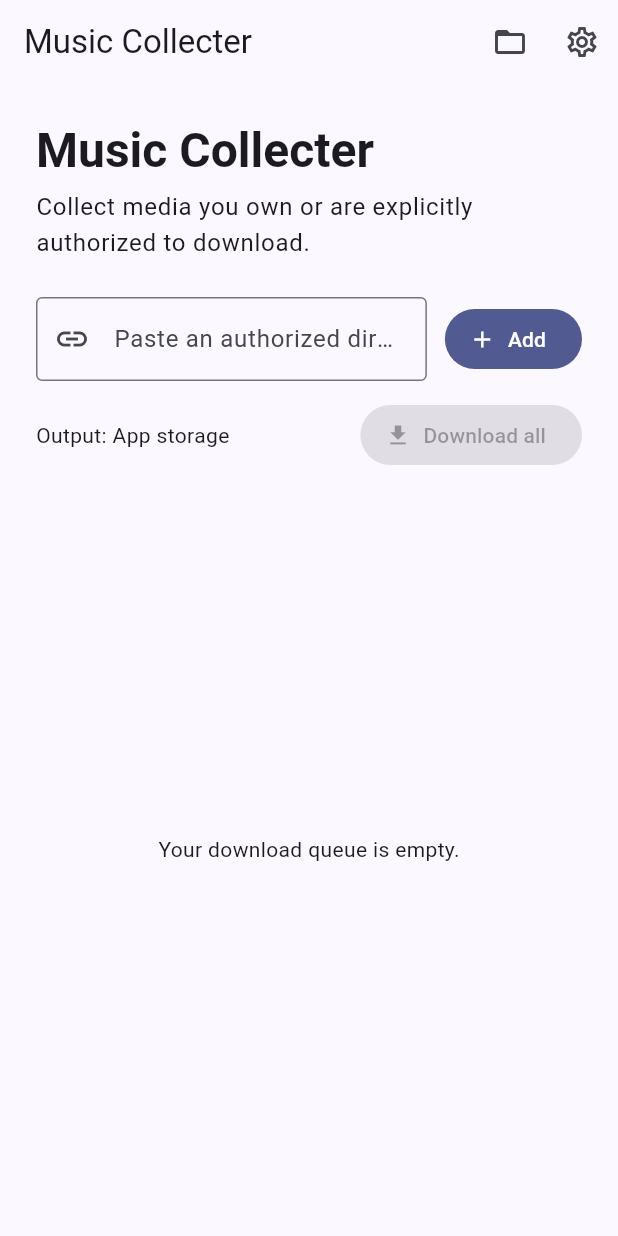
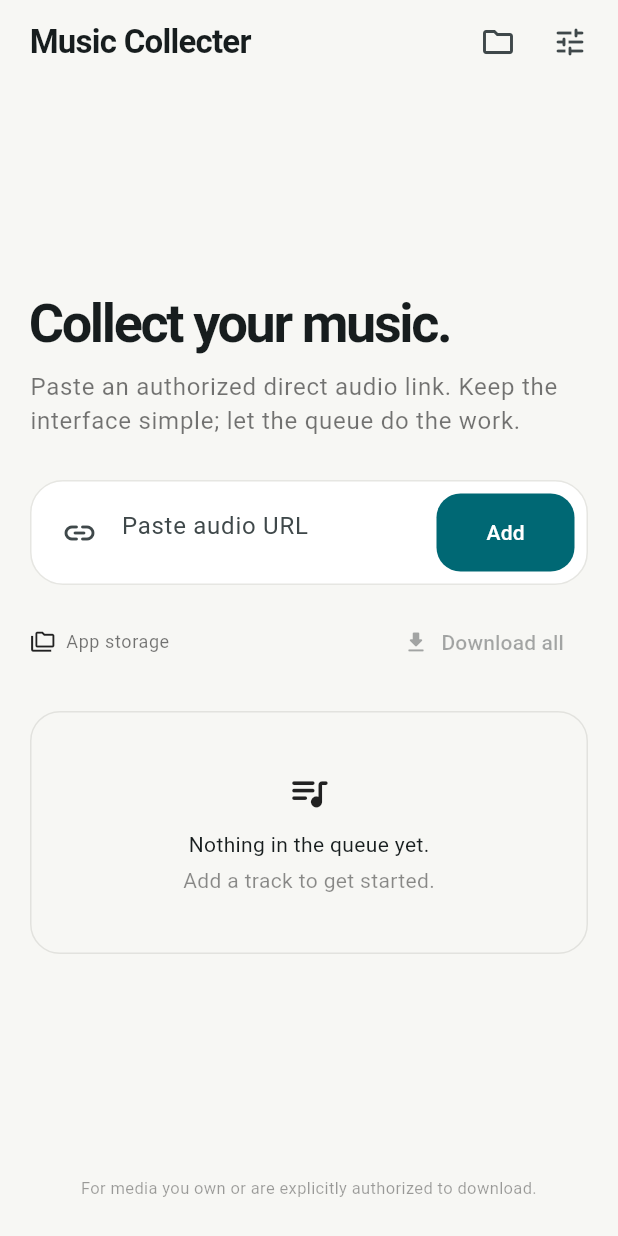
Before and after one commit to prathyushin/Music_collecter-, a Flutter app: the screen it shows after launch, on a phone screen of 412 x 824 dp. Run offline on Flutter 3.47's test engine with Material 3 defaults, Android fonts, the phone set to English and light mode, and no system bars; our stand-ins replace file_picker, shared_preferences; Roboto replaces fonts that are missing (sans).

Commit message:
ui: introduce minimalist Music Collecter interface

```diff
--- a/lib/main.dart
+++ b/lib/main.dart
@@ -14,10 +14,33 @@
 
   @override
   Widget build(BuildContext context) {
+    const ink = Color(0xFF151515);
+    const paper = Color(0xFFF7F7F4);
     return MaterialApp(
       title: 'Music Collecter',
       debugShowCheckedModeBanner: false,
-      theme: ThemeData(useMaterial3: true, colorSchemeSeed: Colors.indigo),
+      theme: ThemeData(
+        useMaterial3: true,
+        scaffoldBackgroundColor: paper,
+        colorScheme: ColorScheme.fromSeed(seedColor: ink, brightness: Brightness.light),
+        fontFamily: 'sans',
+        inputDecorationTheme: InputDecorationTheme(
+          filled: true,
+          fillColor: Colors.white,
+          border: OutlineInputBorder(
+            borderRadius: BorderRadius.circular(16),
+            borderSide: BorderSide.none,
+          ),
+          enabledBorder: OutlineInputBorder(
+            borderRadius: BorderRadius.circular(16),
+            borderSide: const BorderSide(color: Color(0xFFE6E6E2)),
+          ),
+          focusedBorder: OutlineInputBorder(
+            borderRadius: BorderRadius.circular(16),
+            borderSide: const BorderSide(color: ink, width: 1.2),
+          ),
+        ),
+      ),
       home: const HomePage(),
     );
   }
@@ -37,8 +60,8 @@
   final http.Client client = http.Client();
 
   String output = 'App storage';
+  String message = '';
   bool busy = false;
-  String message = '';
 
   @override
   void initState() {
@@ -48,12 +71,10 @@
 
   Future<void> _loadSettings() async {
     final prefs = await SharedPreferences.getInstance();
-    final storedOutput = prefs.getString('output_dir');
-    final storedApi = prefs.getString('api_url');
     if (!mounted) return;
     setState(() {
-      output = storedOutput ?? 'App storage';
-      apiController.text = storedApi ?? 'http://127.0.0.1:8000';
+      output = prefs.getString('output_dir') ?? 'App storage';
+      apiController.text = prefs.getString('api_url') ?? 'http://127.0.0.1:8000';
     });
   }
 
@@ -82,14 +103,14 @@
     final prefs = await SharedPreferences.getInstance();
     await prefs.setString('api_url', value);
     if (!mounted) return;
-    setState(() => message = 'API address saved.');
+    setState(() => message = 'Server address saved.');
   }
 
   void addUrl() {
     final url = controller.text.trim();
     if (url.isEmpty) return;
     setState(() {
-      queue.insert(0, DownloadItem(url: url, status: 'Ready'));
+      queue.insert(0, DownloadItem(url: url));
       controller.clear();
       message = '';
     });
@@ -97,19 +118,17 @@
 
   Future<void> analyzeAndDownload(int index) async {
     if (busy || index < 0 || index >= queue.length) return;
-
     final item = queue[index];
     final base = apiController.text.trim().replaceAll(RegExp(r'/$'), '');
     if (base.isEmpty) {
-      _setItemStatus(item, 'Failed: API address is empty');
+      _setStatus(item, 'Server address is empty');
       return;
     }
 
     setState(() {
       busy = true;
-      item.status = 'Analyzing';
+      item.status = 'Checking source';
       item.progress = 0;
-      message = '';
     });
 
     try {
@@ -121,10 +140,9 @@
       if (analyze.statusCode < 200 || analyze.statusCode >= 300) {
         throw Exception(_error(analyze.body));
       }
-
       final info = jsonDecode(analyze.body) as Map<String, dynamic>;
       if (info['supported'] != true) {
-        throw Exception(info['message'] ?? 'Unsupported media URL');
+        throw Exception(info['message'] ?? 'Unsupported source');
       }
 
       setState(() => item.status = 'Downloading');
@@ -140,38 +158,30 @@
       final result = jsonDecode(download.body) as Map<String, dynamic>;
       final filename = (result['filename'] ?? 'track').toString();
       final remotePath = (result['download_url'] ?? '').toString();
-      if (remotePath.isEmpty) throw Exception('Server did not return a file URL.');
+      if (remotePath.isEmpty) throw Exception('Server returned no file.');
 
       setState(() {
-        item.status = 'Saving to device';
+        item.status = 'Saving';
         item.progress = 0;
       });
       await _saveRemoteFile(base, remotePath, filename, item);
-      _setItemStatus(item, 'Completed: $filename');
+      _setStatus(item, filename, completed: true);
     } catch (e) {
-      _setItemStatus(item, 'Failed: ${_cleanException(e)}');
+      _setStatus(item, _cleanException(e), failed: true);
     } finally {
       if (mounted) setState(() => busy = false);
     }
   }
 
-  Future<void> _saveRemoteFile(
-    String base,
-    String remotePath,
-    String filename,
-    DownloadItem item,
-  ) async {
+  Future<void> _saveRemoteFile(String base, String remotePath, String filename, DownloadItem item) async {
     final directory = await _outputDirectory();
     final target = await _uniqueFile(directory, filename);
     final temporary = File('${target.path}.part');
-
     try {
-      final request = http.Request('GET', Uri.parse('$base$remotePath'));
-      final response = await client.send(request);
+      final response = await client.send(http.Request('GET', Uri.parse('$base$remotePath')));
       if (response.statusCode < 200 || response.statusCode >= 300) {
-        throw Exception('Could not retrieve downloaded file (${response.statusCode}).');
+        throw Exception('File transfer failed (${response.statusCode}).');
       }
-
       final total = response.contentLength;
       var received = 0;
       final sink = temporary.openWrite();
@@ -186,7 +196,6 @@
       } finally {
         await sink.close();
       }
-
       await temporary.rename(target.path);
     } catch (_) {
       if (await temporary.exists()) await temporary.delete();
@@ -196,13 +205,12 @@
 
   Future<File> _uniqueFile(Directory directory, String filename) async {
     final clean = filename.replaceAll(RegExp(r'[\\/:*?"<>|\x00-\x1f]'), '_').trim();
-    final safeName = clean.isEmpty ? 'track' : clean;
-    var target = File('${directory.path}/$safeName');
+    final safe = clean.isEmpty ? 'track' : clean;
+    var target = File('${directory.path}/$safe');
     var counter = 1;
-    final dot = safeName.lastIndexOf('.');
-    final stem = dot > 0 ? safeName.substring(0, dot) : safeName;
-    final extension = dot > 0 ? safeName.substring(dot) : '';
-
+    final dot = safe.lastIndexOf('.');
+    final stem = dot > 0 ? safe.substring(0, dot) : safe;
+    final extension = dot > 0 ? safe.substring(dot) : '';
     while (await target.exists()) {
       target = File('${directory.path}/$stem ($counter)$extension');
       counter++;
@@ -212,30 +220,30 @@
 
   Future<void> downloadAll() async {
     for (var i = 0; i < queue.length; i++) {
-      if (queue[i].status.startsWith('Completed')) continue;
-      await analyzeAndDownload(i);
+      if (!queue[i].completed) await analyzeAndDownload(i);
     }
   }
 
   Future<void> testConnection() async {
     final base = apiController.text.trim().replaceAll(RegExp(r'/$'), '');
     if (base.isEmpty) return;
-    setState(() => message = 'Checking API…');
+    setState(() => message = 'Checking server…');
     try {
       final response = await client.get(Uri.parse('$base/health'));
-      if (response.statusCode == 200) {
-        setState(() => message = 'API is connected.');
-      } else {
-        setState(() => message = 'API returned HTTP ${response.statusCode}.');
-      }
+      setState(() => message = response.statusCode == 200 ? 'Server connected.' : 'Server returned HTTP ${response.statusCode}.');
     } catch (e) {
       setState(() => message = 'Connection failed: ${_cleanException(e)}');
     }
   }
 
-  void _setItemStatus(DownloadItem item, String status) {
+  void _setStatus(DownloadItem item, String value, {bool completed = false, bool failed = false}) {
     if (!mounted) return;
-    setState(() => item.status = status);
+    setState(() {
+      item.status = value;
+      item.completed = completed;
+      item.failed = failed;
+      if (completed) item.progress = 1;
+    });
   }
 
   String _error(String body) {
@@ -247,9 +255,7 @@
     }
   }
 
-  String _cleanException(Object error) {
-    return error.toString().replaceFirst('Exception: ', '').trim();
-  }
+  String _cleanException(Object error) => error.toString().replaceFirst('Exception: ', '').trim();
 
   @override
   void dispose() {
@@ -261,119 +267,69 @@
 
   @override
   Widget build(BuildContext context) {
+    final theme = Theme.of(context);
     return Scaffold(
       appBar: AppBar(
-        title: const Text('Music Collecter'),
+        backgroundColor: Colors.transparent,
+        surfaceTintColor: Colors.transparent,
+        titleSpacing: 20,
+        title: const Text('Music Collecter', style: TextStyle(fontWeight: FontWeight.w700, letterSpacing: -0.5)),
         actions: [
-          IconButton(
-            onPressed: chooseFolder,
-            tooltip: 'Output folder',
-            icon: const Icon(Icons.folder_open),
-          ),
-          IconButton(
-            onPressed: _showSettings,
-            tooltip: 'Settings',
-            icon: const Icon(Icons.settings_outlined),
-          ),
+          IconButton(onPressed: chooseFolder, tooltip: 'Storage', icon: const Icon(Icons.folder_outlined)),
+          IconButton(onPressed: _showSettings, tooltip: 'Settings', icon: const Icon(Icons.tune_rounded)),
+          const SizedBox(width: 8),
         ],
       ),
-      body: Center(
+      body: SafeArea(
+        child: Center(
           child: ConstrainedBox(
-          constraints: const BoxConstraints(maxWidth: 1000),
+            constraints: const BoxConstraints(maxWidth: 920),
             child: Padding(
-            padding: const EdgeInsets.all(24),
+              padding: const EdgeInsets.fromLTRB(20, 8, 20, 24),
               child: Column(
                 crossAxisAlignment: CrossAxisAlignment.stretch,
                 children: [
-                Text(
-                  'Music Collecter',
-                  style: Theme.of(context).textTheme.headlineLarge?.copyWith(fontWeight: FontWeight.bold),
-                ),
-                const SizedBox(height: 6),
-                Text(
-                  'Collect media you own or are explicitly authorized to download.',
-                  style: Theme.of(context).textTheme.bodyLarge,
-                ),
-                const SizedBox(height: 24),
-                Row(
+                  const Spacer(),
+                  Text('Collect your music.', style: theme.textTheme.displaySmall?.copyWith(fontWeight: FontWeight.w700, letterSpacing: -1.6)),
+                  const SizedBox(height: 8),
+                  Text('Paste an authorized direct audio link. Keep the interface simple; let the queue do the work.', style: theme.textTheme.bodyLarge?.copyWith(color: Colors.black54, height: 1.45)),
+                  const SizedBox(height: 28),
+                  Container(
+                    padding: const EdgeInsets.all(8),
+                    decoration: BoxDecoration(color: Colors.white, borderRadius: BorderRadius.circular(22), border: Border.all(color: const Color(0xFFE6E6E2))),
+                    child: Row(
                       children: [
-                    Expanded(
-                      child: TextField(
-                        controller: controller,
-                        decoration: const InputDecoration(
-                          hintText: 'Paste an authorized direct audio URL',
-                          prefixIcon: Icon(Icons.link),
-                          border: OutlineInputBorder(),
-                        ),
-                        onSubmitted: (_) => addUrl(),
+                        Expanded(child: TextField(controller: controller, onSubmitted: (_) => addUrl(), decoration: const InputDecoration(hintText: 'Paste audio URL', prefixIcon: Icon(Icons.link_rounded), filled: false, border: InputBorder.none, enabledBorder: InputBorder.none, focusedBorder: InputBorder.none))),
+                        const SizedBox(width: 4),
+                        FilledButton(onPressed: busy ? null : addUrl, style: FilledButton.styleFrom(minimumSize: const Size(92, 52), shape: RoundedRectangleBorder(borderRadius: BorderRadius.circular(16))), child: const Text('Add')),
+                      ],
                     ),
                   ),
-                    const SizedBox(width: 12),
-                    FilledButton.icon(
-                      onPressed: busy ? null : addUrl,
-                      icon: const Icon(Icons.add),
-                      label: const Text('Add'),
-                    ),
+                  const SizedBox(height: 14),
+                  Row(children: [
+                    const Icon(Icons.folder_copy_outlined, size: 17),
+                    const SizedBox(width: 7),
+                    Expanded(child: Text(output, maxLines: 1, overflow: TextOverflow.ellipsis, style: theme.textTheme.bodySmall?.copyWith(color: Colors.black54))),
+                    TextButton.icon(onPressed: queue.isEmpty || busy ? null : downloadAll, icon: const Icon(Icons.download_rounded, size: 18), label: const Text('Download all')),
+                  ]),
+                  if (message.isNotEmpty) ...[
+                    const SizedBox(height: 8),
+                    Text(message, style: theme.textTheme.bodySmall?.copyWith(color: Colors.black54)),
+                  ],
+                  const SizedBox(height: 22),
+                  if (queue.isEmpty)
+                    Container(
+                      padding: const EdgeInsets.symmetric(vertical: 38),
+                      decoration: BoxDecoration(border: Border.all(color: const Color(0xFFE2E2DE)), borderRadius: BorderRadius.circular(20)),
+                      child: const Column(children: [Icon(Icons.queue_music_rounded, size: 30), SizedBox(height: 10), Text('Nothing in the queue yet.'), SizedBox(height: 4), Text('Add a track to get started.', style: TextStyle(color: Colors.black45))]),
+                    )
+                  else
+                    Expanded(child: ListView.separated(itemCount: queue.length, separatorBuilder: (_, __) => const SizedBox(height: 8), itemBuilder: (_, i) => _queueTile(queue[i], i))),
+                  if (queue.isEmpty) const Spacer(),
+                  const SizedBox(height: 18),
+                  const Text('For media you own or are explicitly authorized to download.', textAlign: TextAlign.center, style: TextStyle(fontSize: 11, color: Colors.black38)),
                 ],
               ),
-                const SizedBox(height: 12),
-                Row(
-                  children: [
-                    Expanded(
-                      child: Text(
-                        'Output: $output',
-                        maxLines: 1,
-                        overflow: TextOverflow.ellipsis,
-                      ),
-                    ),
-                    const SizedBox(width: 12),
-                    FilledButton.icon(
-                      onPressed: queue.isEmpty || busy ? null : downloadAll,
-                      icon: const Icon(Icons.download),
-                      label: const Text('Download all'),
-                    ),
-                  ],
-                ),
-                if (message.isNotEmpty)
-                  Padding(
-                    padding: const EdgeInsets.only(top: 10),
-                    child: Text(message),
-                  ),
-                const SizedBox(height: 18),
-                Expanded(
-                  child: queue.isEmpty
-                      ? const Center(child: Text('Your download queue is empty.'))
-                      : ListView.separated(
-                          itemCount: queue.length,
-                          separatorBuilder: (_, __) => const SizedBox(height: 8),
-                          itemBuilder: (_, i) {
-                            final item = queue[i];
-                            return Card(
-                              child: ListTile(
-                                leading: CircleAvatar(child: Text('${i + 1}')),
-                                title: Text(item.url, maxLines: 1, overflow: TextOverflow.ellipsis),
-                                subtitle: Column(
-                                  crossAxisAlignment: CrossAxisAlignment.start,
-                                  children: [
-                                    const SizedBox(height: 4),
-                                    Text(item.status),
-                                    if (item.progress > 0 && item.progress < 1)
-                                      Padding(
-                                        padding: const EdgeInsets.only(top: 6),
-                                        child: LinearProgressIndicator(value: item.progress),
-                                      ),
-                                  ],
-                                ),
-                                trailing: IconButton(
-                                  icon: const Icon(Icons.download_outlined),
-                                  onPressed: busy ? null : () => analyzeAndDownload(i),
-                                ),
-                              ),
-                            );
-                          },
-                        ),
-                ),
-              ],
             ),
           ),
         ),
@@ -381,35 +337,31 @@
     );
   }
 
+  Widget _queueTile(DownloadItem item, int index) {
+    final statusIcon = item.completed ? Icons.check_circle_rounded : item.failed ? Icons.error_outline_rounded : Icons.music_note_rounded;
+    return Container(
+      padding: const EdgeInsets.symmetric(horizontal: 14, vertical: 10),
+      decoration: BoxDecoration(color: Colors.white, borderRadius: BorderRadius.circular(18), border: Border.all(color: const Color(0xFFE6E6E2))),
+      child: Row(children: [
+        Container(width: 42, height: 42, decoration: BoxDecoration(color: const Color(0xFFF0F0ED), borderRadius: BorderRadius.circular(13)), child: Icon(statusIcon, size: 20)),
+        const SizedBox(width: 12),
+        Expanded(child: Column(crossAxisAlignment: CrossAxisAlignment.start, children: [Text(item.url, maxLines: 1, overflow: TextOverflow.ellipsis, style: const TextStyle(fontWeight: FontWeight.w600)), const SizedBox(height: 3), Text(item.status, maxLines: 1, overflow: TextOverflow.ellipsis, style: const TextStyle(fontSize: 12, color: Colors.black54)), if (item.progress > 0 && item.progress < 1) ...[const SizedBox(height: 7), LinearProgressIndicator(value: item.progress, minHeight: 3)]])),
+        const SizedBox(width: 8),
+        IconButton(onPressed: busy || item.completed ? null : () => analyzeAndDownload(index), icon: const Icon(Icons.arrow_downward_rounded)),
+      ]),
+    );
+  }
+
   Future<void> _showSettings() async {
     await showDialog<void>(
       context: context,
       builder: (dialogContext) => AlertDialog(
-        title: const Text('Settings'),
-        content: TextField(
-          controller: apiController,
-          decoration: const InputDecoration(
-            labelText: 'FastAPI server URL',
-            hintText: 'http://192.168.x.x:8000',
-            border: OutlineInputBorder(),
-          ),
-        ),
+        title: const Text('Connection'),
+        content: TextField(controller: apiController, keyboardType: TextInputType.url, decoration: const InputDecoration(labelText: 'FastAPI server', hintText: 'http://192.168.x.x:8000')),
         actions: [
           TextButton(onPressed: () => Navigator.pop(dialogContext), child: const Text('Cancel')),
-          TextButton(
-            onPressed: () {
-              Navigator.pop(dialogContext);
-              saveApi();
-            },
-            child: const Text('Save'),
-          ),
-          FilledButton(
-            onPressed: () {
-              Navigator.pop(dialogContext);
-              saveApi().then((_) => testConnection());
-            },
-            child: const Text('Save & test'),
-          ),
+          TextButton(onPressed: () { Navigator.pop(dialogContext); saveApi(); }, child: const Text('Save')),
+          FilledButton(onPressed: () { Navigator.pop(dialogContext); saveApi().then((_) => testConnection()); }, child: const Text('Save & test')),
         ],
       ),
     );
@@ -418,8 +370,10 @@
 
 class DownloadItem {
   final String url;
-  String status;
-  double progress;
+  String status = 'Ready';
+  double progress = 0;
+  bool completed = false;
+  bool failed = false;
 
-  DownloadItem({required this.url, required this.status, this.progress = 0});
+  DownloadItem({required this.url});
 }
```
Lines whose indentation alone changed are shown as unchanged.
